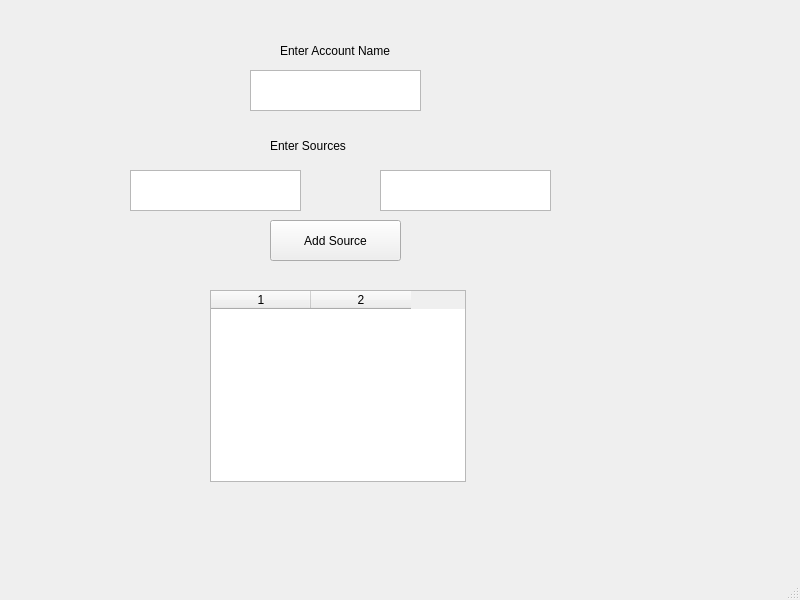
The window that main_window.ui (ObscureOcelotXD/FinanceTracker) describes before a commit, drawn with Qt 5.
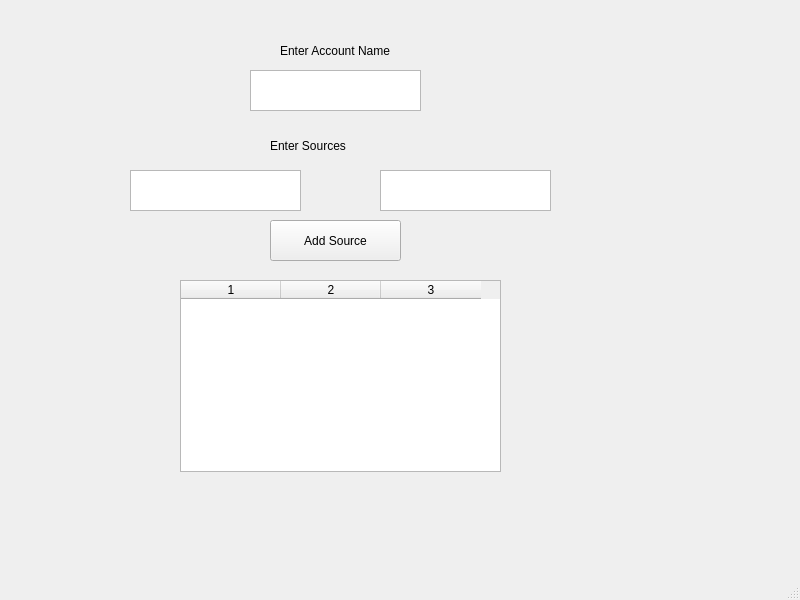
The same window after the commit.

Commit message: Adding load from csv and extra column in ui table

The edit to the form file:
```diff
--- a/main_window.ui
+++ b/main_window.ui
@@ -76,9 +76,9 @@
    <widget class="QTableWidget" name="sourceTable">
     <property name="geometry">
      <rect>
-      <x>210</x>
-      <y>290</y>
-      <width>256</width>
+      <x>180</x>
+      <y>280</y>
+      <width>321</width>
       <height>192</height>
      </rect>
     </property>
@@ -86,13 +86,14 @@
      <number>0</number>
     </property>
     <property name="columnCount">
-     <number>2</number>
+     <number>3</number>
     </property>
     <attribute name="horizontalHeaderVisible">
      <bool>true</bool>
     </attribute>
     <column/>
     <column/>
+    <column/>
    </widget>
    <widget class="QTextEdit" name="valueAmountEdit">
     <property name="geometry">
```
The commit also changes 5 other files.
